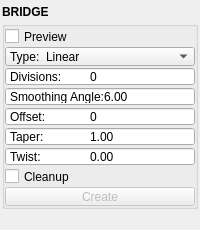
Old version of the form mayatk/edit_utils/bridge.ui in the repository m3trik/mayatk.
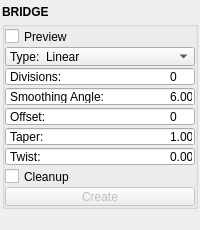
New version of the form. Custom widgets are drawn as their Qt base class.

Commit message: fix: undocumented July-1 fixes -- Attributes.temporarily_unlock scoping, macros filterExpand None-guard, dynamic_pipe.ui labels, mat_updater dry_run, stray fixture cleanup

Diff of the .ui file:
```diff
--- a/mayatk/edit_utils/bridge.ui
+++ b/mayatk/edit_utils/bridge.ui
@@ -7,7 +7,7 @@
     <x>0</x>
     <y>0</y>
     <width>200</width>
-    <height>219</height>
+    <height>229</height>
    </rect>
   </property>
   <property name="tabShape">
@@ -158,7 +158,7 @@
             <enum>QAbstractSpinBox::NoButtons</enum>
            </property>
            <property name="prefix">
-            <string>Taper:	</string>
+            <string>Taper:		</string>
            </property>
            <property name="decimals">
             <number>2</number>
@@ -245,7 +245,7 @@
             <enum>QAbstractSpinBox::NoButtons</enum>
            </property>
            <property name="prefix">
-            <string>Divisions:	</string>
+            <string>Divisions:		</string>
            </property>
            <property name="minimum">
             <number>0</number>
@@ -276,7 +276,7 @@
             <enum>QAbstractSpinBox::NoButtons</enum>
            </property>
            <property name="prefix">
-            <string>Offset:	</string>
+            <string>Offset:		</string>
            </property>
            <property name="decimals">
             <number>0</number>
@@ -316,7 +316,7 @@
             <enum>QAbstractSpinBox::NoButtons</enum>
            </property>
            <property name="prefix">
-            <string>Smoothing Angle:</string>
+            <string>Smoothing Angle:	</string>
            </property>
            <property name="decimals">
             <number>2</number>
@@ -356,7 +356,7 @@
             <enum>QAbstractSpinBox::NoButtons</enum>
            </property>
            <property name="prefix">
-            <string>Twist:	</string>
+            <string>Twist:		</string>
            </property>
            <property name="decimals">
             <number>2</number>
```
Left out of the diff: 6 changed lines with no effect on the pictures. The commit also changes 7 other files.
